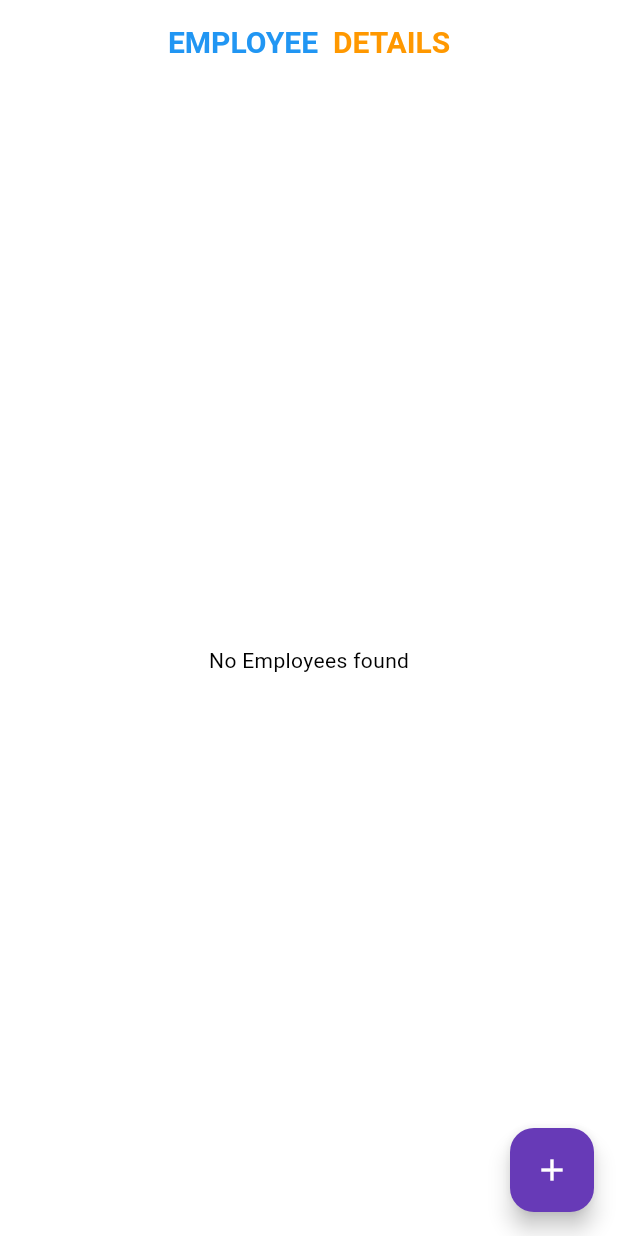
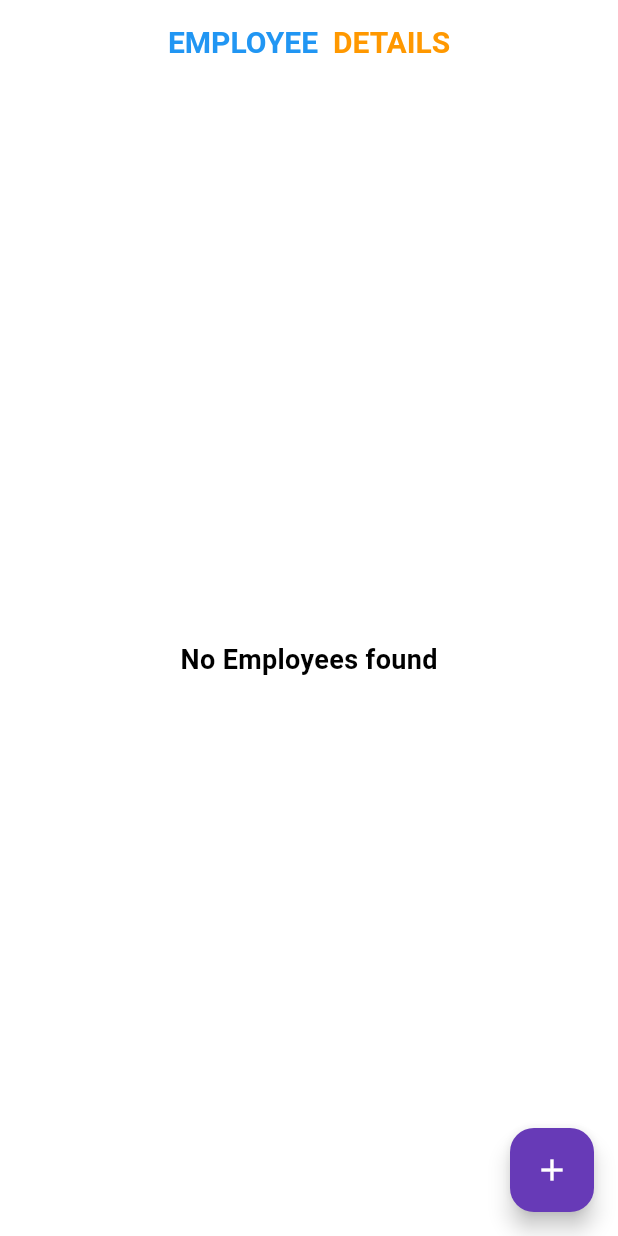
Before and after one commit to Dhruv180/Employee-Diary, a Flutter app: the screen it shows after launch, on a phone screen of 412 x 824 dp. Run offline on Flutter 3.47's test engine with Material 3 defaults, Android fonts, the phone set to English and light mode, and no system bars; our stand-ins replace cloud_firestore, firebase_auth, firebase_core, fluttertoast, random_string; accounts and stored records are empty.

Commit message:
chnages but not properly need to ad more file

```diff
--- a/lib/Pages/home.dart
+++ b/lib/Pages/home.dart
@@ -71,7 +71,15 @@ class _HomeState extends State<Home> {
               return Center(child: CircularProgressIndicator());
             }
             if (!snapshot.hasData || snapshot.data!.docs.isEmpty) {
-              return Center(child: Text("No Employees found"));
+                  return Center(
+        child: Text(
+          "No Employees found",
+          style: TextStyle(
+            fontWeight: FontWeight.bold,
+            fontSize: 18, // Adjust font size as needed
+       ),
+                  ),
+      );
             }
             return ListView.builder(
               itemCount: snapshot.data!.docs.length,
```
Also changed, not shown: lib/services/authentication.dart (added, +122 -0 lines).
